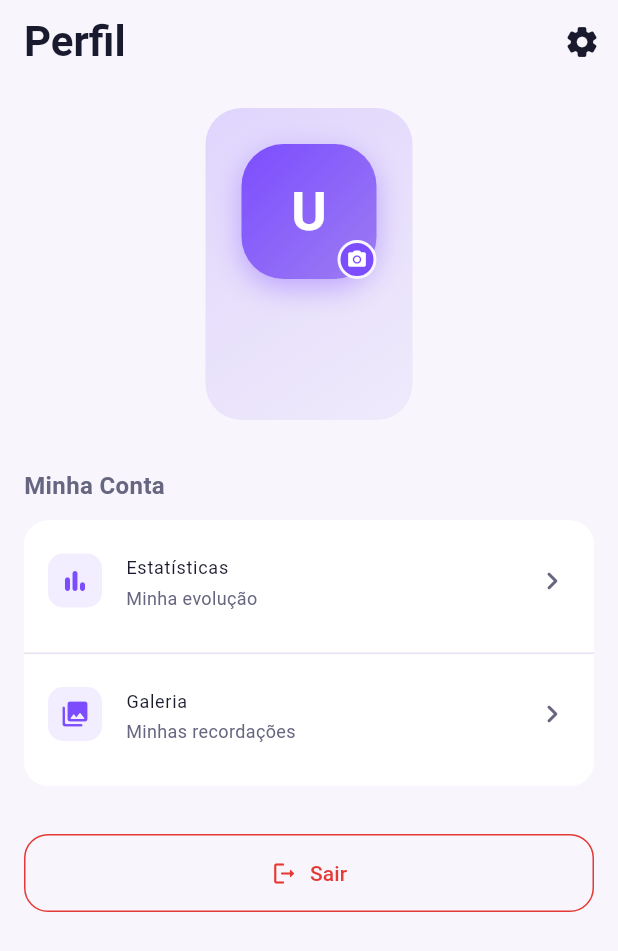
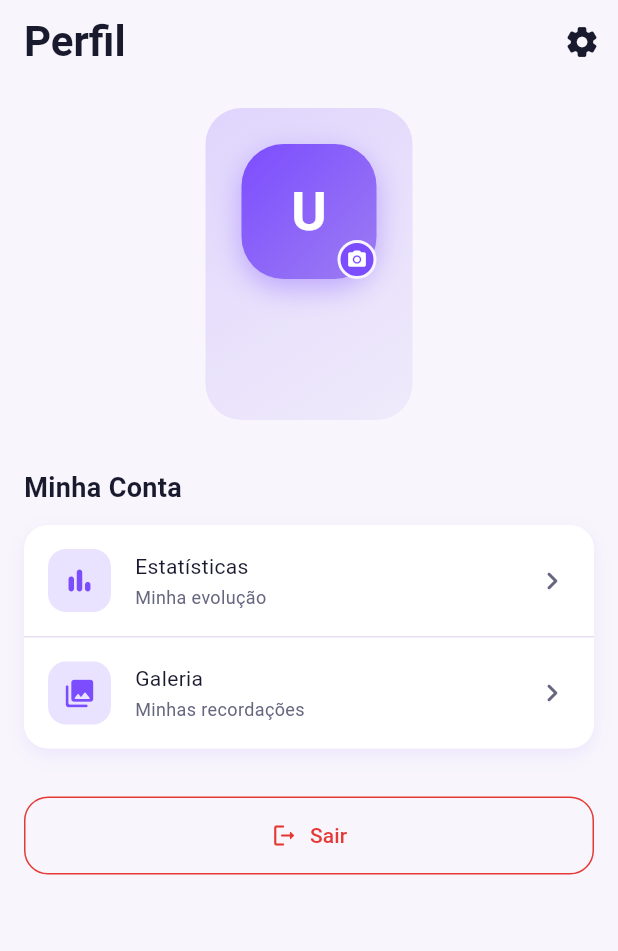
Before and after one commit to Franklyn-R-Silva/sentimento_app, a Flutter app: the ProfilePageWidget screen opened by its route, on a phone screen of 412 x 824 dp. Shown: the top 951 px of the screen. Run offline on Flutter 3.47's test engine with Material 3 defaults, Android fonts, the phone set to English and light mode, and no system bars; drawn by our look-alikes of auto_size_text; our stand-ins replace cached_network_image, firebase_core, firebase_messaging, fl_chart, flutter_animate, flutter_dotenv and 17 more; missing offline and left inert: app_settings, json_path, whatsapp_unilink; accounts and stored records are empty; Roboto replaces fonts that are missing (InterTight).

Commit message:
feat: Implement profile and settings pages, introducing reusable card, list tile, and section header widgets.

```diff
--- a/lib/ui/pages/profile/profile.page.dart
+++ b/lib/ui/pages/profile/profile.page.dart
@@ -8,10 +8,12 @@ import 'package:provider/provider.dart';
 import 'package:sentimento_app/core/model.dart';
 import 'package:sentimento_app/core/nav/nav.dart';
 import 'package:sentimento_app/core/theme.dart';
+import 'package:sentimento_app/ui/shared/widgets/app_card.dart';
+import 'package:sentimento_app/ui/shared/widgets/app_list_tile.dart';
+import 'package:sentimento_app/ui/shared/widgets/app_section_header.dart';
 import 'profile.model.dart';
 import 'widgets/profile_header.dart';
 import 'widgets/profile_logout_button.dart';
-import 'widgets/profile_settings_tile.dart';
 
 export 'profile.model.dart';
 
@@ -88,24 +90,20 @@ class _ProfilePageWidgetState extends State<ProfilePageWidget> {
                   const SizedBox(height: 32),
 
                   // Shortcuts Section
-                  _SectionHeader(title: 'Minha Conta', theme: theme),
+                  const AppSectionHeader(title: 'Minha Conta'),
                   const SizedBox(height: 12),
 
-                  Container(
-                    decoration: BoxDecoration(
-                      color: theme.secondaryBackground,
-                      borderRadius: BorderRadius.circular(16),
-                    ),
+                  AppCard(
                     child: Column(
                       children: [
-                        ProfileSettingsTile(
+                        AppListTile(
                           icon: Icons.bar_chart_rounded,
                           title: 'Estatísticas',
                           subtitle: 'Minha evolução',
                           onTap: () => context.pushNamed('Stats'),
                         ),
                         Divider(height: 1, color: theme.alternate),
-                        ProfileSettingsTile(
+                        AppListTile(
                           icon: Icons.photo_library_rounded,
                           title: 'Galeria',
                           subtitle: 'Minhas recordações',
@@ -138,23 +136,4 @@ class _ProfilePageWidgetState extends State<ProfilePageWidget> {
   }
 }
 
-class _SectionHeader extends StatelessWidget {
-  final String title;
-  final FlutterFlowTheme theme;
-
-  const _SectionHeader({required this.title, required this.theme});
-
-  @override
-  Widget build(BuildContext context) {
-    return SizedBox(
-      width: double.infinity,
-      child: Text(
-        title,
-        style: theme.labelLarge.override(
-          color: theme.secondaryText,
-          fontWeight: FontWeight.w600,
-        ),
-      ),
-    );
-  }
-}
+// _SectionHeader removed
--- a/lib/ui/pages/settings/settings.page.dart
+++ b/lib/ui/pages/settings/settings.page.dart
@@ -12,9 +12,9 @@ import 'package:sentimento_app/main.dart';
 import 'package:sentimento_app/services/notification_service.dart';
 import 'package:sentimento_app/ui/pages/settings/settings.model.dart';
 import 'package:sentimento_app/ui/pages/settings/widgets/schedule_dialog.dart';
-import 'package:sentimento_app/ui/pages/settings/widgets/settings_card.dart';
-import 'package:sentimento_app/ui/pages/settings/widgets/settings_row.dart';
-import 'package:sentimento_app/ui/pages/settings/widgets/settings_section_header.dart';
+import 'package:sentimento_app/ui/shared/widgets/app_card.dart';
+import 'package:sentimento_app/ui/shared/widgets/app_list_tile.dart';
+import 'package:sentimento_app/ui/shared/widgets/app_section_header.dart';
 
 class SettingsPageWidget extends StatefulWidget {
   const SettingsPageWidget({super.key});
@@ -75,13 +75,13 @@ class _SettingsPageWidgetState extends State<SettingsPageWidget> {
           crossAxisAlignment: CrossAxisAlignment.start,
           children: [
             // Aparência
-            const SettingsSectionHeader(title: '🎨 Aparência'),
+            const AppSectionHeader(title: '🎨 Aparência'),
             const SizedBox(height: 12),
 
-            SettingsCard(
+            AppCard(
               child: Column(
                 children: [
-                  SettingsRow(
+                  AppListTile(
                     icon: Icons.dark_mode_rounded,
                     iconColor: const Color(0xFF5E35B1),
                     title: 'Modo Escuro',
@@ -98,7 +98,7 @@ class _SettingsPageWidgetState extends State<SettingsPageWidget> {
                     ),
                   ),
                   Divider(color: theme.alternate, height: 1),
-                  SettingsRow(
+                  AppListTile(
                     icon: Icons.auto_awesome_rounded,
                     iconColor: const Color(0xFFFF9800),
                     title: 'Tema Automático',
@@ -130,7 +130,7 @@ class _SettingsPageWidgetState extends State<SettingsPageWidget> {
             const SizedBox(height: 24),
 
             // Notificações
-            SettingsSectionHeader(
+            AppSectionHeader(
               title: 'Notificações',
               iconWidget: Image.asset(
                 'assets/images/imagem_2.png',
@@ -140,10 +140,10 @@ class _SettingsPageWidgetState extends State<SettingsPageWidget> {
             ),
             const SizedBox(height: 12),
 
-            SettingsCard(
+            AppCard(
               child: Column(
                 children: [
-                  SettingsRow(
+                  AppListTile(
                     icon: Icons.notifications_rounded,
                     iconColor: const Color(0xFF4CAF50),
                     title: 'Notificações',
@@ -166,7 +166,7 @@ class _SettingsPageWidgetState extends State<SettingsPageWidget> {
               Row(
                 mainAxisAlignment: MainAxisAlignment.spaceBetween,
                 children: [
-                  const SettingsSectionHeader(title: '⏰ Meus Horários'),
+                  const AppSectionHeader(title: '⏰ Meus Horários'),
                   IconButton(
                     icon: Icon(
                       Icons.add_circle_rounded,
@@ -201,11 +201,12 @@ class _SettingsPageWidgetState extends State<SettingsPageWidget> {
                   physics: const NeverScrollableScrollPhysics(),
                   shrinkWrap: true,
                   itemCount: _model.schedules.length,
-                  separatorBuilder: (_, __) => const SizedBox(height: 8),
+                  separatorBuilder: (context, index) =>
+                      const SizedBox(height: 8),
                   itemBuilder: (context, index) {
                     final schedule = _model.schedules[index];
-                    return SettingsCard(
-                      child: SettingsRow(
+                    return AppCard(
+                      child: AppListTile(
                         icon: Icons.alarm_rounded,
                         iconColor: theme.primary,
                         title: _formatTime(schedule.hour, schedule.minute),
@@ -238,12 +239,12 @@ class _SettingsPageWidgetState extends State<SettingsPageWidget> {
 
             const SizedBox(height: 24),
             // Outros
-            const SettingsSectionHeader(title: '⚙️ Outros'),
+            const AppSectionHeader(title: '⚙️ Outros'),
             const SizedBox(height: 12),
-            SettingsCard(
+            AppCard(
               child: Column(
                 children: [
-                  SettingsRow(
+                  AppListTile(
                     icon: Icons.settings_rounded,
                     iconColor: const Color(0xFF9E9E9E),
                     title: 'Configurações do Sistema',
@@ -251,7 +252,7 @@ class _SettingsPageWidgetState extends State<SettingsPageWidget> {
                     onTap: () => AppSettings.openAppSettings(),
                   ),
                   const Divider(height: 1),
-                  SettingsRow(
+                  AppListTile(
                     icon: Icons.developer_mode_rounded,
                     iconColor: const Color(0xFF607D8B),
                     title: 'Debugar Agendamentos',
@@ -260,7 +261,7 @@ class _SettingsPageWidgetState extends State<SettingsPageWidget> {
                       final pending = await NotificationService()
                           .getPendingNotifications();
                       if (context.mounted) {
-                        showDialog<void>(
+                        await showDialog<void>(
                           context: context,
                           builder: (context) {
                             return AlertDialog(
--- /dev/null
+++ b/lib/ui/shared/widgets/app_card.dart
@@ -0,0 +1,28 @@
+import 'package:flutter/material.dart';
+import 'package:sentimento_app/core/theme.dart';
+
+class AppCard extends StatelessWidget {
+  final Widget child;
+
+  const AppCard({super.key, required this.child});
+
+  @override
+  Widget build(BuildContext context) {
+    final theme = FlutterFlowTheme.of(context);
+
+    return Container(
+      decoration: BoxDecoration(
+        color: theme.secondaryBackground,
+        borderRadius: BorderRadius.circular(16),
+        boxShadow: [
+          BoxShadow(
+            color: theme.primary.withAlpha(25),
+            blurRadius: 10,
+            offset: const Offset(0, 4),
+          ),
+        ],
+      ),
+      child: child,
+    );
+  }
+}
--- /dev/null
+++ b/lib/ui/shared/widgets/app_list_tile.dart
@@ -0,0 +1,67 @@
+import 'package:flutter/material.dart';
+import 'package:sentimento_app/core/theme.dart';
+
+class AppListTile extends StatelessWidget {
+  final IconData icon;
+  final Color? iconColor;
+  final String title;
+  final String subtitle;
+  final Widget? trailing;
+  final VoidCallback? onTap;
+
+  const AppListTile({
+    super.key,
+    required this.icon,
+    this.iconColor,
+    required this.title,
+    required this.subtitle,
+    this.trailing,
+    this.onTap,
+  });
+
+  @override
+  Widget build(BuildContext context) {
+    final theme = FlutterFlowTheme.of(context);
+    final effectiveIconColor = iconColor ?? theme.primary;
+
+    return InkWell(
+      onTap: onTap,
+      borderRadius: BorderRadius.circular(12),
+      child: Padding(
+        padding: const EdgeInsets.all(16),
+        child: Row(
+          children: [
+            Container(
+              padding: const EdgeInsets.all(10),
+              decoration: BoxDecoration(
+                color: effectiveIconColor.withAlpha(40),
+                borderRadius: BorderRadius.circular(12),
+              ),
+              child: Icon(icon, color: effectiveIconColor, size: 22),
+            ),
+            const SizedBox(width: 16),
+            Expanded(
+              child: Column(
+                crossAxisAlignment: CrossAxisAlignment.start,
+                children: [
+                  Text(title, style: theme.bodyLarge),
+                  const SizedBox(height: 2),
+                  Text(
+                    subtitle,
+                    style: theme.labelSmall.override(
+                      color: theme.secondaryText,
+                    ),
+                  ),
+                ],
+              ),
+            ),
+            if (trailing != null)
+              trailing!
+            else if (onTap != null)
+              Icon(Icons.chevron_right_rounded, color: theme.secondaryText),
+          ],
+        ),
+      ),
+    );
+  }
+}
--- /dev/null
+++ b/lib/ui/shared/widgets/app_section_header.dart
@@ -0,0 +1,23 @@
+import 'package:flutter/material.dart';
+import 'package:sentimento_app/core/theme.dart';
+
+class AppSectionHeader extends StatelessWidget {
+  final String title;
+  final Widget? iconWidget;
+
+  const AppSectionHeader({super.key, required this.title, this.iconWidget});
+
+  @override
+  Widget build(BuildContext context) {
+    final theme = FlutterFlowTheme.of(context);
+    return Row(
+      children: [
+        if (iconWidget != null) ...[iconWidget!, const SizedBox(width: 8)],
+        Text(
+          title,
+          style: theme.titleMedium.override(fontWeight: FontWeight.w600),
+        ),
+      ],
+    );
+  }
+}
```
